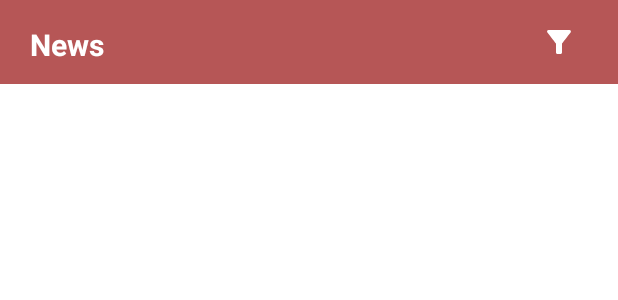
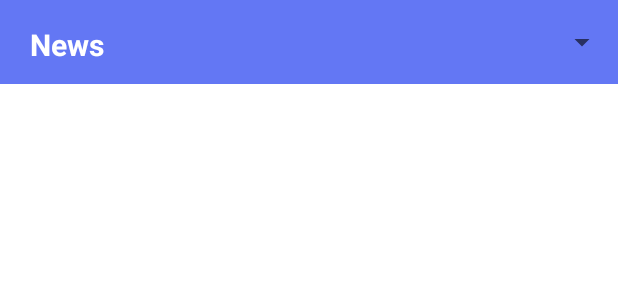
Before and after one commit to Andria-verbat/News, an Android app: the layout activity_main.xml on its own in the app's theme, with its tools: preview values and no code run, on a phone screen of 412 x 824 dp. Shown: the top 300 px of the screen. Run offline under Robolectric (Android 15) with nearby library versions, the phone set to English and light mode, and no system bars; network calls fail.

```diff
--- a/app/src/main/AndroidManifest.xml
+++ b/app/src/main/AndroidManifest.xml
@@ -2,6 +2,7 @@
 <manifest xmlns:android="http://schemas.android.com/apk/res/android"
     xmlns:tools="http://schemas.android.com/tools">
     <uses-permission android:name="android.permission.INTERNET"/>
+    <uses-permission android:name="android.permission.ACCESS_NETWORK_STATE"/>
 
     <application
         android:allowBackup="true"
--- a/app/src/main/res/layout/activity_main.xml
+++ b/app/src/main/res/layout/activity_main.xml
@@ -27,17 +27,18 @@
                 android:layout_marginStart="4dp"
                 android:layout_weight="0.8"
                 android:text="@string/app_name"
+                android:id="@+id/txt_news"
                 android:textColor="@android:color/white"
                 android:textSize="20sp"
                 android:textStyle="bold" />
 
-            <ImageView
+            <Spinner
                 android:id="@+id/iv_filter"
                 android:layout_width="0dp"
                 android:layout_height="24dp"
                 android:layout_gravity="end"
                 android:layout_weight="0.2"
-                android:src="@drawable/ic_baseline_filter_alt_24"
+
                 tools:ignore="contentDescription" />
         </LinearLayout>
 
--- a/app/src/main/res/values/colors.xml
+++ b/app/src/main/res/values/colors.xml
@@ -7,7 +7,8 @@
     <color name="teal_700">#FF018786</color>
     <color name="black">#FF000000</color>
     <color name="white">#FFFFFFFF</color>
-    <color name="toolbarColor">#B65656</color>
-    <color name="select">#E37D7D</color>
-    <color name="selectDark">#A15A5A</color>
+    <color name="toolbarColor">#6377F4</color>
+    <color name="selectDark">#293351</color>
+    <color name="select">#98A0D8</color>
+    <color name="no_internet">#B64A5B</color>
 </resources>
```
Also changed, not shown: app/src/main/java/com/assessment/news/activities/MainActivity.kt (+40 -2 lines), app/src/main/java/com/assessment/news/utils/ConnectivityReceiver.kt (added, +31 -0 lines), app/src/main/res/layout/spinner.xml (added, +11 -0 lines).
